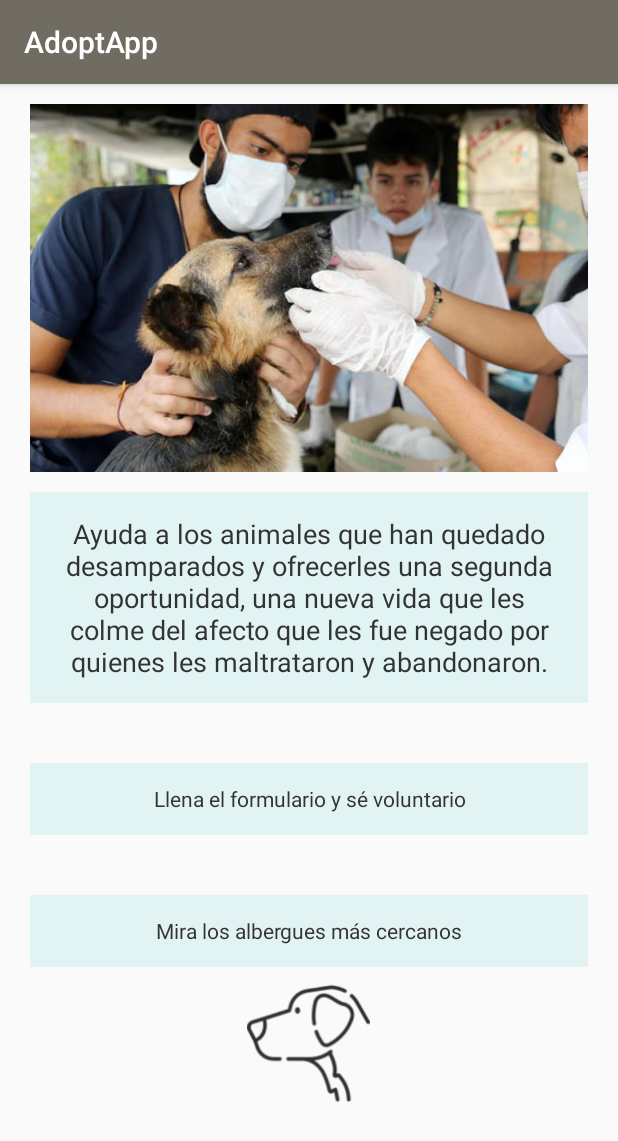
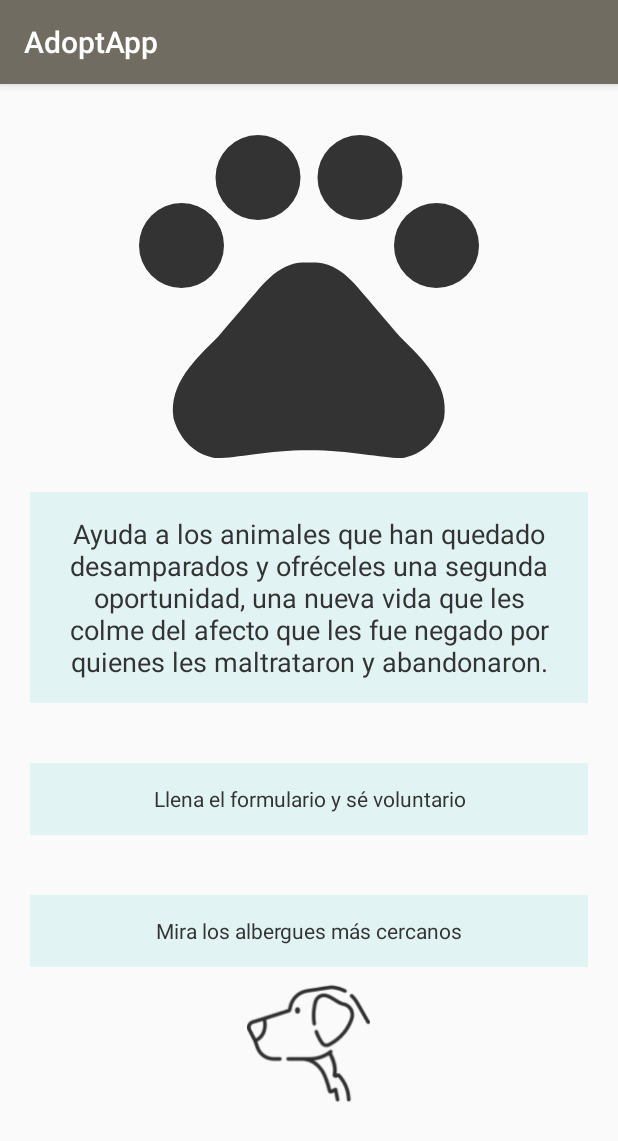
Before and after one commit to manuvlj/AdoptApp, an Android app: the fragment VoluntariosFragment shown on its own in the app's theme, on a phone screen of 412 x 824 dp. Shown: the top 1141 px of the screen. Run offline under Robolectric (Android 15) with nearby library versions, the phone set to English and light mode, and no system bars; Roboto replaces fonts that are not available here.

Commit message:
Arreglos visuales (cambio de fuente, tamaño, colores, dimensiones)

```diff
--- a/app/src/main/res/layout/fragment_voluntarios.xml
+++ b/app/src/main/res/layout/fragment_voluntarios.xml
@@ -15,6 +15,7 @@
         tools:context=".ui.voluntarios.VoluntariosFragment">
 
         <ImageView
+            app:srcCompat="@drawable/ic_menu_huella"
             android:id="@+id/imageView2"
             android:layout_width="match_parent"
             android:layout_height="272dp"
@@ -22,7 +23,7 @@
             android:layout_marginLeft="20dp"
             android:layout_marginEnd="20dp"
             android:layout_marginRight="20dp"
-            app:srcCompat="@drawable/voluntario" />
+            tools:ignore="VectorDrawableCompat" />
 
         <TextView
             android:id="@+id/texto_voluntarios_textView"
--- a/app/src/main/res/values/strings.xml
+++ b/app/src/main/res/values/strings.xml
@@ -100,7 +100,7 @@
     <string name="inscrir_voluntarios">Llena el formulario y sé voluntario</string>
     <string name="albuergues">Mira los albergues más cercanos</string>
     <string name="imgVoluntario">imgVoluntario</string>
-    <string name="textoVoluntarios">Ayuda a los animales que han quedado desamparados y ofrecerles una segunda oportunidad, una nueva vida que les colme del afecto que les fue negado por quienes les maltrataron y abandonaron.</string>
+    <string name="textoVoluntarios">Ayuda a los animales que han quedado desamparados y ofréceles una segunda oportunidad, una nueva vida que les colme del afecto que les fue negado por quienes les maltrataron y abandonaron.</string>
     <string name="titulo_formVoluntarios">Formulario para Voluntarios</string>
     <string name="aviso_formularioVol">Al llenar este formulario usted está aceptando el tratamiento de sus datos. Se le enviará un correo con los albuergues más cercanos a su ubicación junto con toda la información que pueda necesitar.</string>
     <string name="direccionResidencia">Dirección de residencia</string>
```
Also changed, not shown: app/src/main/res/drawable-v24/ic_refugio.jpg (added), app/src/main/res/drawable-v24/ic_voluntarios1.jpg (added), app/src/main/res/drawable-v24/noticia.jpg (deleted), app/src/main/res/drawable-v24/voluntario.jpeg (deleted).
